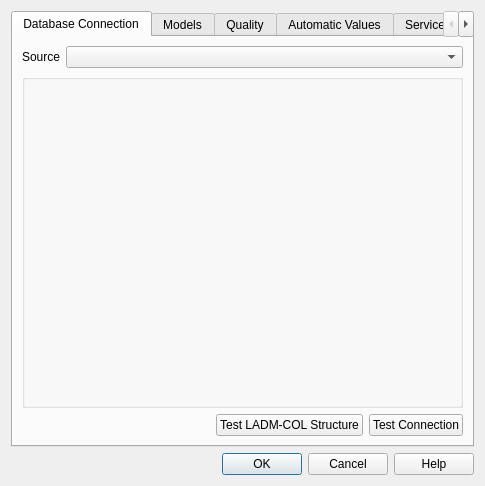
Before: the Qt Designer form asistente_ladm_col/ui/dialogs/dlg_settings.ui in SwissTierrasColombia/Asistente-LADM-COL, drawn with Qt 5.
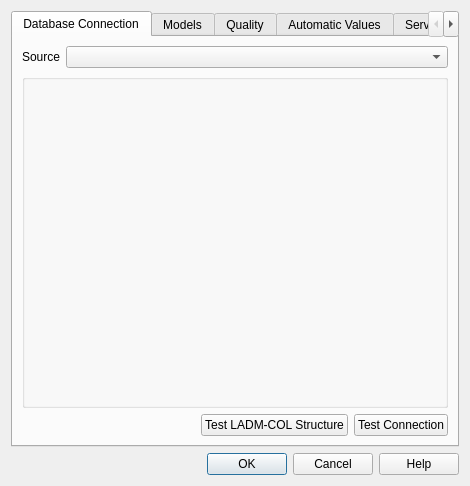
After: the same form once the commit is applied. Icons and pictures are not drawn. Custom widgets are drawn as their Qt base class.

Commit message: Minor adjustments to PR #309

What changed in the file:
```diff
--- a/asistente_ladm_col/ui/dialogs/dlg_settings.ui
+++ b/asistente_ladm_col/ui/dialogs/dlg_settings.ui
@@ -6,7 +6,7 @@
    <rect>
     <x>0</x>
     <y>0</y>
-    <width>485</width>
+    <width>470</width>
     <height>486</height>
    </rect>
   </property>
```
The commit also changes 2 other files.
